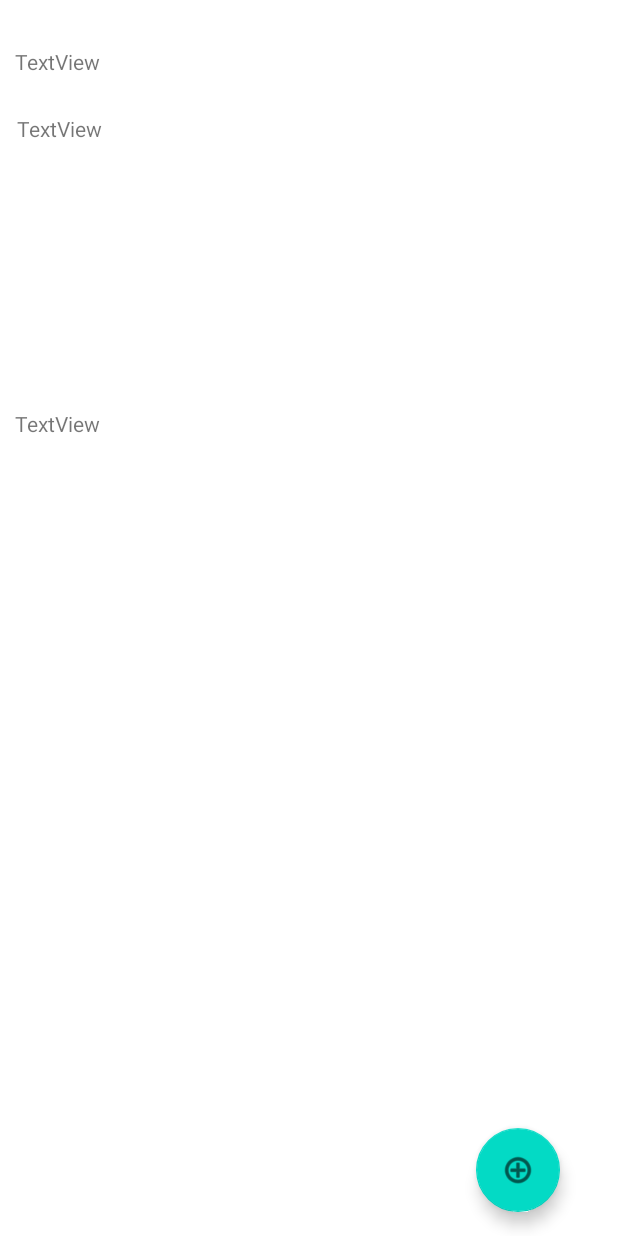
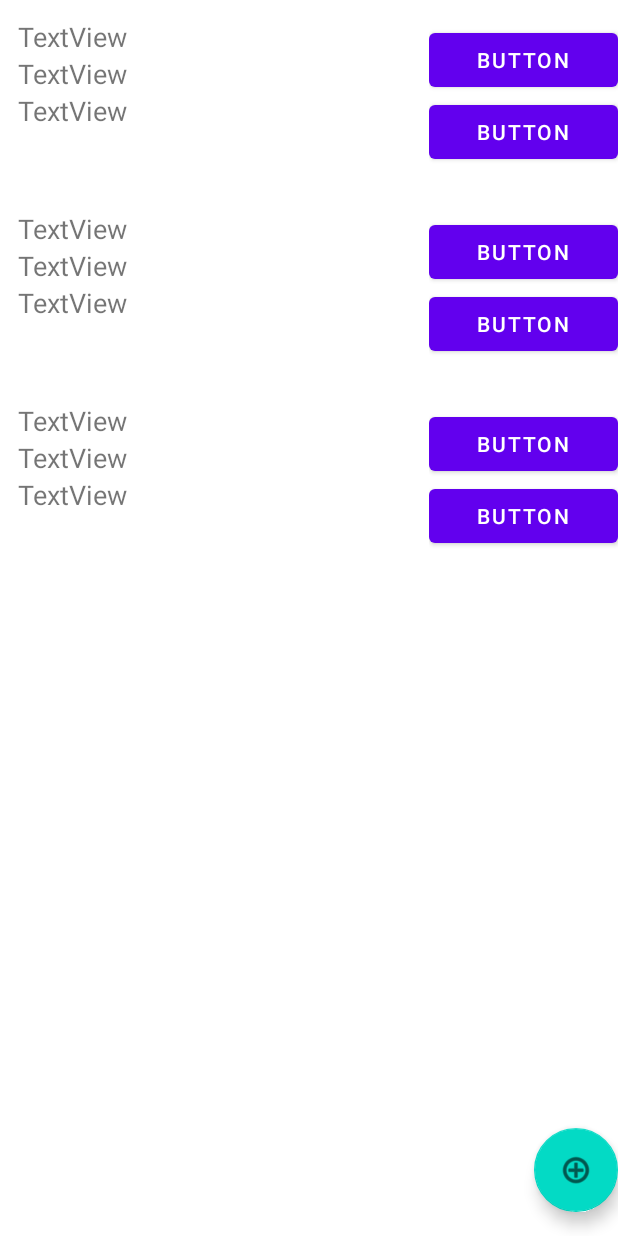
Before and after one commit to AindriuBrennan/GuildAppManager, an Android app: the layout fragment_create_player.xml on its own in the app's theme, with its tools: preview values and no code run, on a phone screen of 412 x 824 dp. Run offline under Robolectric (Android 15) with nearby library versions, the phone set to English and light mode, and no system bars.

Commit message:
refactored recyler view and discovered bug where every entry displayed twice

```diff
--- a/app/src/main/java/org/wit/guildmanagerapp/activities/CharacterModelAdapter.kt
+++ b/app/src/main/java/org/wit/guildmanagerapp/activities/CharacterModelAdapter.kt
@@ -4,7 +4,6 @@ import android.view.LayoutInflater
 import android.view.View
 import android.view.ViewGroup
 import androidx.recyclerview.widget.RecyclerView
-import kotlinx.android.synthetic.main.fragment_create_player.view.*
 import kotlinx.android.synthetic.main.recycler_view_character.view.*
 import org.wit.guildmanagerapp.R
 import org.wit.guildmanagerapp.models.CharacterModel
@@ -31,5 +30,14 @@ class CharacterModelAdapter: RecyclerView.Adapter<CharacterModelAdapter.Characte
         notifyDataSetChanged()
     }
 
+    //add new character to the characters list and use notifydatasetChanged to notify the
+    //recycler view of the change
+    fun addCharacter(character: CharacterModel) {
+        if(!characters.contains(character)) {
+            characters.add(character)
+            notifyDataSetChanged()
+        }
+    }
+
     class CharacterViewModel(val view: View): RecyclerView.ViewHolder(view)
 }
--- a/app/src/main/java/org/wit/guildmanagerapp/activities/CharacterViewModel.kt
+++ b/app/src/main/java/org/wit/guildmanagerapp/activities/CharacterViewModel.kt
@@ -3,6 +3,7 @@ package org.wit.guildmanagerapp.activities
 import androidx.lifecycle.LiveData
 import androidx.lifecycle.MutableLiveData
 import androidx.lifecycle.ViewModel
+import androidx.recyclerview.widget.RecyclerView
 import com.google.firebase.database.*
 import org.wit.guildmanagerapp.models.CharacterModel
 import org.wit.guildmanagerapp.models.NODE_CHARACTERS
@@ -20,10 +21,18 @@ class CharacterViewModel : ViewModel() {
     get() = _characters
 
 
+    //live data for new data added
+    private val _liveCharacters = MutableLiveData<CharacterModel>()
+    val liveCharacterModel: LiveData<CharacterModel>
+        get() = _liveCharacters
+
 
     private val _result = MutableLiveData<Exception?>()
     val result: LiveData<Exception?>
         get() = _result
+
+
+
 
     /*
         Add character to DB, save a character under the characters node in the DB with a
@@ -44,6 +53,38 @@ class CharacterViewModel : ViewModel() {
         }
 
     }
+
+    private val childEventListener = object : ChildEventListener {
+
+
+        override fun onChildAdded(snapshot: DataSnapshot, previousChildName: String?) {
+            val liveCharacterModel = snapshot.getValue(CharacterModel::class.java)
+            liveCharacterModel?.id = snapshot.key
+            _liveCharacters.value = liveCharacterModel
+        }
+
+        override fun onChildChanged(snapshot: DataSnapshot, previousChildName: String?) {
+            TODO("Not yet implemented")
+        }
+
+        override fun onChildRemoved(snapshot: DataSnapshot) {
+            TODO("Not yet implemented")
+        }
+
+        override fun onChildMoved(snapshot: DataSnapshot, previousChildName: String?) {
+            TODO("Not yet implemented")
+        }
+
+        override fun onCancelled(error: DatabaseError) {
+            TODO("Not yet implemented")
+        }
+
+    }
+
+    fun getDBUpdates() {
+        dbCharacterModels.addChildEventListener(childEventListener)
+    }
+
     /*
      Fetch data from the db, make sure the data is not null, add it to a list and assign
      it to the mutable list which gets displayed in the fragment
@@ -69,5 +110,11 @@ class CharacterViewModel : ViewModel() {
         })
     }
 
+    //remove the event listener when fragment is destroyed
+    override fun onCleared() {
+        super.onCleared()
+        dbCharacterModels.removeEventListener(childEventListener)
+    }
+
 
 }
--- a/app/src/main/java/org/wit/guildmanagerapp/activities/CreatePlayerFragment.kt
+++ b/app/src/main/java/org/wit/guildmanagerapp/activities/CreatePlayerFragment.kt
@@ -40,7 +40,15 @@ class CreatePlayerFragment: Fragment(), AnkoLogger {
         super.onViewCreated(view, savedInstanceState)
 
         recycler_view_characters.adapter = adapter
+
         viewModel.getCharacters()
+        viewModel.getDBUpdates()
+
+
+
+        viewModel.liveCharacterModel.observe(viewLifecycleOwner, Observer {
+            adapter.addCharacter(it)
+        })
 
         viewModel.characterModel.observe(viewLifecycleOwner, Observer {
             adapter.setCharcaters(it)
--- a/app/src/main/java/org/wit/guildmanagerapp/models/CharacterModel.kt
+++ b/app/src/main/java/org/wit/guildmanagerapp/models/CharacterModel.kt
@@ -15,4 +15,12 @@ data class CharacterModel(
     var classType: String? = "",
     var itemsCollected: ArrayList<ItemModel>? = ArrayList(),
     var dateCollected: ArrayList<LocalDate>? = ArrayList(),
-)
+) {
+    override fun equals(other: Any?): Boolean {
+        return if(other is CharacterModel) {
+            other.id == id
+        } else false
+
+    }
+
+}
--- a/app/src/main/res/layout/fragment_create_player.xml
+++ b/app/src/main/res/layout/fragment_create_player.xml
@@ -1,5 +1,5 @@
 <?xml version="1.0" encoding="utf-8"?>
-<androidx.constraintlayout.widget.ConstraintLayout
+<FrameLayout
     xmlns:android="http://schemas.android.com/apk/res/android"
     xmlns:app="http://schemas.android.com/apk/res-auto"
     xmlns:tools="http://schemas.android.com/tools"
@@ -12,14 +12,8 @@
         android:layout_width="match_parent"
         android:layout_height="match_parent"
         app:layoutManager="androidx.recyclerview.widget.LinearLayoutManager"
-        app:layout_constraintBottom_toBottomOf="parent"
-        app:layout_constraintEnd_toEndOf="parent"
-        app:layout_constraintHorizontal_bias="0.0"
-        app:layout_constraintStart_toStartOf="parent"
-        app:layout_constraintTop_toTopOf="parent"
-        app:layout_constraintVertical_bias="0.0"
+
         tools:listitem="@layout/recycler_view_character" />
-
 
 
     <com.google.android.material.floatingactionbutton.FloatingActionButton
@@ -27,11 +21,9 @@
         android:layout_width="wrap_content"
         android:layout_height="wrap_content"
         android:layout_marginBottom="16dp"
+        android:layout_gravity="end|bottom"
         android:clickable="true"
         android:src="@android:drawable/ic_menu_add"
-        app:layout_constraintBottom_toBottomOf="parent"
-        app:layout_constraintEnd_toEndOf="parent"
-        app:layout_constraintHorizontal_bias="0.892"
-        app:layout_constraintStart_toStartOf="parent" />
+         />
 
-</androidx.constraintlayout.widget.ConstraintLayout>
+</FrameLayout>
--- a/app/src/main/res/layout/recycler_view_character.xml
+++ b/app/src/main/res/layout/recycler_view_character.xml
@@ -1,66 +1,76 @@
 <?xml version="1.0" encoding="utf-8"?>
-<androidx.constraintlayout.widget.ConstraintLayout
-    xmlns:android="http://schemas.android.com/apk/res/android"
-    xmlns:app="http://schemas.android.com/apk/res-auto"
+<LinearLayout xmlns:android="http://schemas.android.com/apk/res/android"
     xmlns:tools="http://schemas.android.com/tools"
     android:layout_width="match_parent"
-    android:layout_height="match_parent"
-    tools:layout_editor_absoluteY="81dp" >
+    android:layout_height="wrap_content"
+    android:orientation="vertical" >
 
-    <LinearLayout
-        android:layout_width="wrap_content"
-        android:layout_height="wrap_content"
-        android:orientation="horizontal"
-        app:layout_constraintBottom_toBottomOf="parent"
-        app:layout_constraintEnd_toEndOf="parent"
-        app:layout_constraintTop_toTopOf="parent">
+
+    <RelativeLayout
+        android:layout_width="match_parent"
+        android:layout_height="128dp">
 
         <RelativeLayout
-            android:layout_width="match_parent"
-            android:layout_height="match_parent"
-            app:layout_constraintBottom_toBottomOf="parent"
-            app:layout_constraintStart_toStartOf="parent"
-            app:layout_constraintTop_toTopOf="parent"
-            app:layout_constraintVertical_bias="0.0">
+            android:layout_width="283dp"
+            android:layout_height="126dp"
+            android:layout_marginEnd="12dp"
+            android:layout_marginBottom="523dp"
+            android:orientation="vertical"
+            android:padding="12dp">
 
             <TextView
                 android:id="@+id/text_view_name"
-                android:layout_width="wrap_content"
-                android:layout_height="17dp"
+                android:layout_width="144dp"
+                android:layout_height="wrap_content"
                 android:layout_alignParentStart="true"
-                android:layout_alignParentTop="true"
-                android:layout_alignParentEnd="true"
-                android:layout_alignParentBottom="true"
-                android:layout_marginStart="10dp"
-                android:layout_marginTop="31dp"
-                android:layout_marginEnd="297dp"
-                android:layout_marginBottom="555dp"
-                android:text="TextView" />
+                android:text="TextView"
+                android:textSize="18sp" />
 
             <TextView
                 android:id="@+id/text_view_race"
-                android:layout_width="103dp"
+                android:layout_width="144dp"
                 android:layout_height="wrap_content"
+                android:layout_below="@+id/text_view_name"
+
                 android:layout_alignParentStart="true"
-                android:layout_alignParentEnd="true"
-                android:layout_alignParentBottom="true"
-                android:layout_marginStart="10dp"
-                android:layout_marginEnd="297dp"
-                android:layout_marginBottom="532dp"
-                android:text="TextView" />
+
+
+                android:text="TextView"
+                android:textSize="18sp" />
 
             <TextView
                 android:id="@+id/text_view_class"
-                android:layout_width="103dp"
+                android:layout_width="144dp"
                 android:layout_height="wrap_content"
+                android:layout_below="@+id/text_view_race"
                 android:layout_alignParentStart="true"
-                android:layout_alignParentTop="true"
-                android:layout_alignParentEnd="true"
-                android:layout_marginStart="11dp"
-                android:layout_marginTop="76dp"
-                android:layout_marginEnd="297dp"
-                android:text="TextView" />
+                android:text="TextView"
+                android:textSize="18sp" />
+
         </RelativeLayout>
 
-    </LinearLayout>
-</androidx.constraintlayout.widget.ConstraintLayout>
+        <LinearLayout
+            android:layout_width="126dp"
+            android:layout_height="wrap_content"
+            android:layout_alignParentEnd="true"
+            android:layout_centerVertical="true"
+            android:orientation="vertical">
+
+            <Button
+                android:id="@+id/button10"
+                android:layout_width="match_parent"
+                android:layout_height="wrap_content"
+                android:text="Button" />
+
+            <Button
+                android:id="@+id/button6"
+                android:layout_width="match_parent"
+                android:layout_height="wrap_content"
+
+                android:text="Button" />
+
+        </LinearLayout>
+
+    </RelativeLayout>
+
+</LinearLayout>
```
